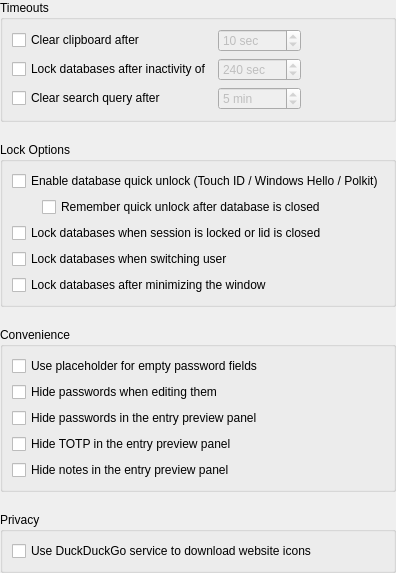
First picture: the form in src/gui/ApplicationSettingsWidgetSecurity.ui, repository KUAILESHANGWEI/keepassxc, before the edit.
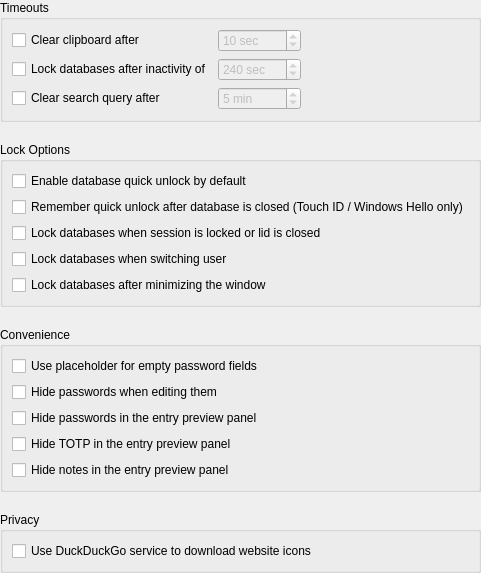
Second picture: the form after the edit.

Commit message:
Add Pin Quick Unlock option
* Introduce QuickUnlockManager to fall back to pin unlock if OS native options are not available.

Patch:
```diff
--- a/src/gui/ApplicationSettingsWidgetSecurity.ui
+++ b/src/gui/ApplicationSettingsWidgetSecurity.ui
@@ -6,8 +6,8 @@
    <rect>
     <x>0</x>
     <y>0</y>
-    <width>364</width>
-    <height>505</height>
+    <width>437</width>
+    <height>529</height>
    </rect>
   </property>
   <layout class="QVBoxLayout" name="verticalLayout">
@@ -168,39 +168,19 @@
       <item>
        <widget class="QCheckBox" name="quickUnlockCheckBox">
         <property name="text">
-         <string>Enable database quick unlock (Touch ID / Windows Hello / Polkit)</string>
+         <string>Enable database quick unlock by default</string>
         </property>
        </widget>
       </item>
       <item>
-       <layout class="QHBoxLayout" name="horizontalLayout">
-        <property name="spacing">
-         <number>0</number>
+       <widget class="QCheckBox" name="quickUnlockRememberCheckBox">
+        <property name="toolTip">
+         <string>Quick unlock can only be remembered when using Touch ID or Windows Hello</string>
         </property>
-        <item>
-         <spacer name="horizontalSpacer_2">
-          <property name="orientation">
-           <enum>Qt::Horizontal</enum>
-          </property>
-          <property name="sizeType">
-           <enum>QSizePolicy::Fixed</enum>
-          </property>
-          <property name="sizeHint" stdset="0">
-           <size>
-            <width>30</width>
-            <height>0</height>
-           </size>
-          </property>
-         </spacer>
-        </item>
-        <item>
-         <widget class="QCheckBox" name="quickUnlockRememberCheckBox">
-          <property name="text">
-           <string>Remember quick unlock after database is closed</string>
-          </property>
-         </widget>
-        </item>
-       </layout>
+        <property name="text">
+         <string>Remember quick unlock after database is closed (Touch ID / Windows Hello only)</string>
+        </property>
+       </widget>
       </item>
       <item>
        <widget class="QCheckBox" name="lockDatabaseOnScreenLockCheckBox">
```
The commit also changes 15 other files.
